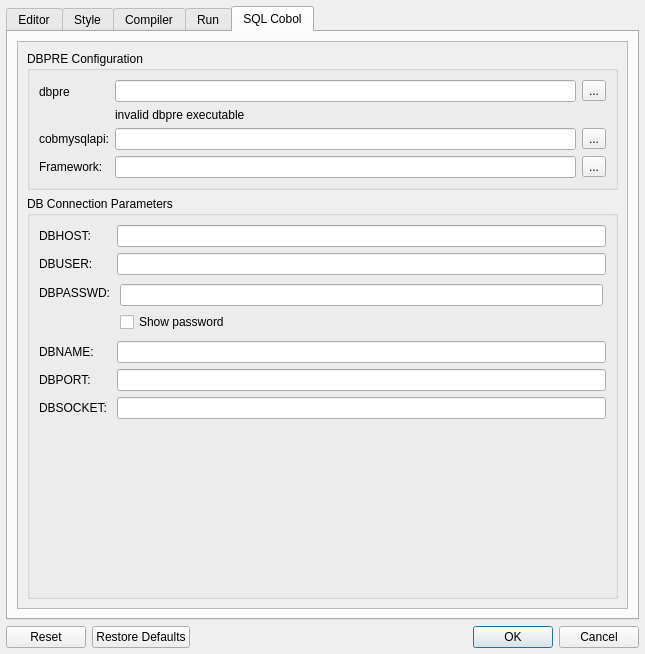
Before: the Qt Designer form forms/dlg_preferences.ui in OpenCobolIDE/OpenCobolIDE, drawn with Qt 5.
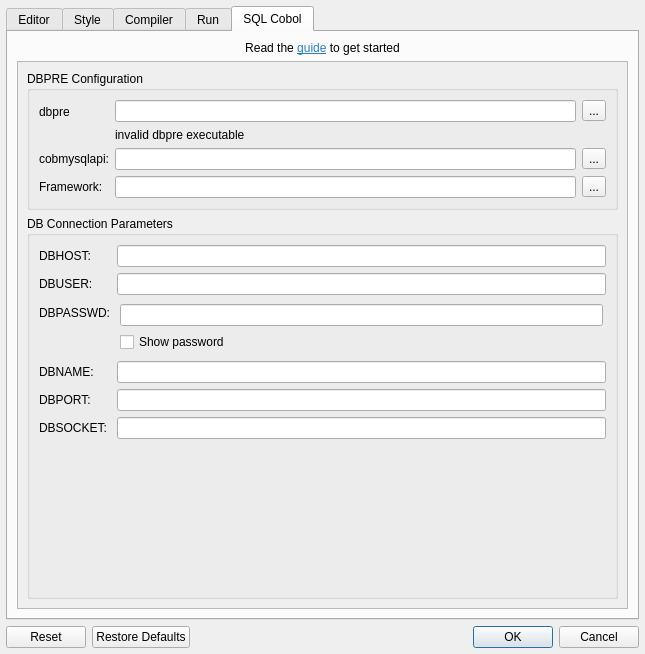
After: the same form once the commit is applied. The open tabs and pages were chosen to show the change. Icons and pictures are not drawn. Custom widgets are drawn as their Qt base class.

Commit message: Add a link to guid for getting started with SQL cobol

```diff
--- a/forms/dlg_preferences.ui
+++ b/forms/dlg_preferences.ui
@@ -969,7 +969,7 @@
           <string>SQL Cobol</string>
          </attribute>
          <layout class="QGridLayout" name="gridLayout">
-          <item row="0" column="0">
+          <item row="1" column="0">
            <widget class="QScrollArea" name="scrollArea_3">
             <property name="widgetResizable">
              <bool>true</bool>
@@ -979,8 +979,8 @@
               <rect>
                <x>0</x>
                <y>0</y>
-               <width>585</width>
-               <height>537</height>
+               <width>607</width>
+               <height>530</height>
               </rect>
              </property>
              <layout class="QVBoxLayout" name="verticalLayout_9">
@@ -1220,6 +1220,16 @@
             </widget>
            </widget>
           </item>
+          <item row="0" column="0">
+           <widget class="QLabel" name="label_28">
+            <property name="text">
+             <string>&lt;html&gt;&lt;head/&gt;&lt;body&gt;&lt;p align=&quot;center&quot;&gt;Read the &lt;a href=&quot;http://opencobolide.readthedocs.org/en/latest/advanced.html#how-to-setup-dbpre-integration-with-opencobolide&quot;&gt;&lt;span style=&quot; text-decoration: underline; color:#2980b9;&quot;&gt;guide&lt;/span&gt;&lt;/a&gt; to get started&lt;/p&gt;&lt;/body&gt;&lt;/html&gt;</string>
+            </property>
+            <property name="openExternalLinks">
+             <bool>true</bool>
+            </property>
+           </widget>
+          </item>
          </layout>
         </widget>
        </widget>
```
Left out of the diff: 53 changed lines with no effect on the pictures. The commit also changes 2 other files.
